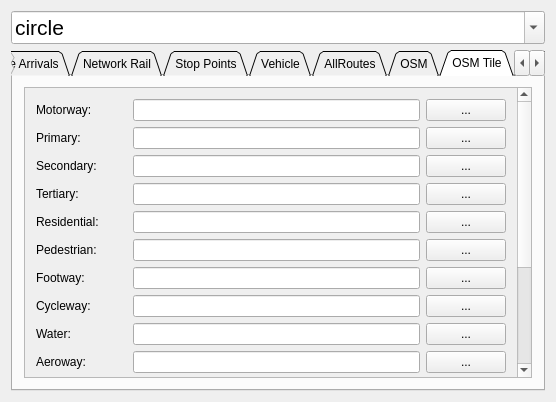
Old version of the form Widget.ui in the repository Enthusiastic-Coder/tflTest.
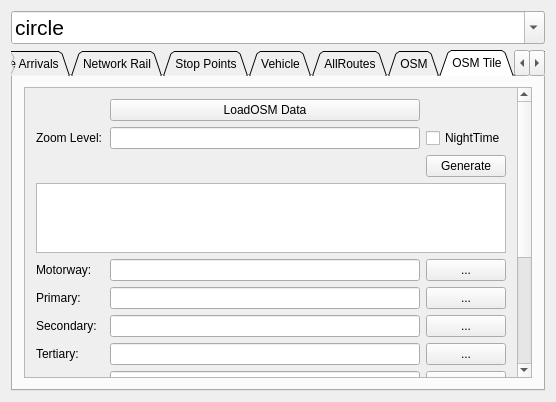
New version of the form.

The edit to the form file:
```diff
--- a/Widget.ui
+++ b/Widget.ui
@@ -694,104 +694,192 @@
           <property name="geometry">
            <rect>
             <x>0</x>
-            <y>-178</y>
+            <y>0</y>
             <width>495</width>
-            <height>479</height>
+            <height>507</height>
            </rect>
           </property>
           <layout class="QGridLayout" name="gridLayout_11">
-           <item row="12" column="1">
-            <widget class="QPushButton" name="pushButtonLoadOSMData">
+           <item row="16" column="1">
+            <widget class="QLabel" name="label_13">
              <property name="text">
-              <string>LoadOSM Data</string>
+              <string>Pedestrian:</string>
              </property>
             </widget>
            </item>
-           <item row="2" column="1">
-            <widget class="QLabel" name="label_9">
+           <item row="14" column="2">
+            <widget class="QLineEdit" name="lineEditOSMTertiaryPath"/>
+           </item>
+           <item row="17" column="3">
+            <widget class="QPushButton" name="pushButtonOSMFootwayPath">
              <property name="text">
-              <string>Primary:</string>
+              <string>...</string>
              </property>
             </widget>
            </item>
-           <item row="10" column="2">
-            <widget class="QLineEdit" name="lineEditOSMAerowayPath"/>
+           <item row="15" column="2">
+            <widget class="QLineEdit" name="lineEditOSMResidentialPath"/>
            </item>
-           <item row="8" column="2">
+           <item row="21" column="2">
+            <widget class="QLineEdit" name="lineEditOSMAerorunwayPath"/>
+           </item>
+           <item row="13" column="3">
+            <widget class="QPushButton" name="pushButtonOSMSecondaryPath">
+             <property name="text">
+              <string>...</string>
+             </property>
+            </widget>
+           </item>
+           <item row="18" column="1">
+            <widget class="QLabel" name="label_15">
+             <property name="text">
+              <string>Cycleway:</string>
+             </property>
+            </widget>
+           </item>
+           <item row="15" column="1">
+            <widget class="QLabel" name="label_12">
+             <property name="text">
+              <string>Residential:</string>
+             </property>
+            </widget>
+           </item>
+           <item row="14" column="1">
+            <widget class="QLabel" name="label_11">
+             <property name="text">
+              <string>Tertiary:</string>
+             </property>
+            </widget>
+           </item>
+           <item row="11" column="3">
+            <widget class="QPushButton" name="pushButtonOSMMotorwayPath">
+             <property name="text">
+              <string>...</string>
+             </property>
+             <property name="flat">
+              <bool>false</bool>
+             </property>
+            </widget>
+           </item>
+           <item row="16" column="2">
+            <widget class="QLineEdit" name="lineEditOSMPedestrianPath"/>
+           </item>
+           <item row="19" column="2">
+            <widget class="QLineEdit" name="lineEditOSMWaterPath"/>
+           </item>
+           <item row="13" column="1">
+            <widget class="QLabel" name="label_10">
+             <property name="text">
+              <string>Secondary:</string>
+             </property>
+            </widget>
+           </item>
+           <item row="18" column="2">
             <widget class="QLineEdit" name="lineEditOSMCyclewayPath"/>
            </item>
-           <item row="2" column="3">
-            <widget class="QPushButton" name="pushButtonOSMPrimaryPath">
-             <property name="text">
-              <string>...</string>
-             </property>
-            </widget>
-           </item>
-           <item row="7" column="2">
+           <item row="17" column="2">
             <widget class="QLineEdit" name="lineEditOSMFootwayPath"/>
            </item>
+           <item row="20" column="2">
+            <widget class="QLineEdit" name="lineEditOSMAerowayPath"/>
+           </item>
+           <item row="12" column="3">
+            <widget class="QPushButton" name="pushButtonOSMPrimaryPath">
+             <property name="text">
+              <string>...</string>
+             </property>
+            </widget>
+           </item>
            <item row="2" column="2">
-            <widget class="QLineEdit" name="lineEditOSMPrimaryPath"/>
+            <widget class="QPushButton" name="pushButtonLoadOSMData">
+             <property name="text">
+              <string>LoadOSM Data</string>
+             </property>
+            </widget>
            </item>
-           <item row="7" column="3">
-            <widget class="QPushButton" name="pushButtonOSMFootwayPath">
+           <item row="20" column="3">
+            <widget class="QPushButton" name="pushButtonOSMAerowayPath">
              <property name="text">
               <string>...</string>
              </property>
             </widget>
            </item>
+           <item row="19" column="3">
+            <widget class="QPushButton" name="pushButtonOSMWaterPath">
+             <property name="text">
+              <string>...</string>
+             </property>
+            </widget>
+           </item>
+           <item row="21" column="1">
+            <widget class="QLabel" name="label_18">
+             <property name="text">
+              <string>Aerorunway:</string>
+             </property>
+            </widget>
+           </item>
+           <item row="20" column="1">
+            <widget class="QLabel" name="label_17">
+             <property name="text">
+              <string>Aeroway:</string>
+             </property>
+            </widget>
+           </item>
            <item row="13" column="2">
-            <widget class="QLineEdit" name="lineEdit"/>
+            <widget class="QLineEdit" name="lineEditOSMSecondaryPath"/>
            </item>
-           <item row="4" column="3">
-            <widget class="QPushButton" name="pushButtonOSMTertiaryPath">
+           <item row="12" column="1">
+            <widget class="QLabel" name="label_9">
+             <property name="text">
+              <string>Primary:</string>
+             </property>
+            </widget>
+           </item>
+           <item row="21" column="3">
+            <widget class="QPushButton" name="pushButtonOSMAeroRunwayPath">
              <property name="text">
               <string>...</string>
              </property>
             </widget>
            </item>
-           <item row="0" column="1">
+           <item row="11" column="1">
             <widget class="QLabel" name="label_8">
              <property name="text">
               <string>Motorway:</string>
              </property>
             </widget>
            </item>
+           <item row="19" column="1">
+            <widget class="QLabel" name="label_16">
+             <property name="text">
+              <string>Water:</string>
+             </property>
+            </widget>
+           </item>
            <item row="3" column="2">
-            <widget class="QLineEdit" name="lineEditOSMSecondaryPath"/>
+            <widget class="QLineEdit" name="lineEditOSMZoomLevel"/>
            </item>
-           <item row="11" column="1">
-            <widget class="QLabel" name="label_18">
-             <property name="text">
-              <string>Aerorunway:</string>
-             </property>
-            </widget>
+           <item row="8" column="1" colspan="3">
+            <widget class="QTextEdit" name="textEditOSMLoadDebug"/>
            </item>
-           <item row="6" column="1">
-            <widget class="QLabel" name="label_13">
-             <property name="text">
-              <string>Pedestrian:</string>
-             </property>
-            </widget>
+           <item row="12" column="2">
+            <widget class="QLineEdit" name="lineEditOSMPrimaryPath"/>
            </item>
-           <item row="5" column="1">
-            <widget class="QLabel" name="label_12">
+           <item row="14" column="3">
+            <widget class="QPushButton" name="pushButtonOSMTertiaryPath">
              <property name="text">
-              <string>Residential:</string>
+              <string>...</string>
              </property>
             </widget>
            </item>
-           <item row="6" column="2">
-            <widget class="QLineEdit" name="lineEditOSMPedestrianPath"/>
-           </item>
-           <item row="6" column="3">
+           <item row="16" column="3">
             <widget class="QPushButton" name="pushButtonOSMPedestrianPath">
              <property name="text">
               <string>...</string>
              </property>
             </widget>
            </item>
-           <item row="8" column="3">
+           <item row="18" column="3">
             <widget class="QPushButton" name="pushButtonOSMCyclePath">
              <property name="text">
               <string>...</string>
@@ -799,120 +887,42 @@
             </widget>
            </item>
            <item row="11" column="2">
-            <widget class="QLineEdit" name="lineEditOSMAerorunwayPath"/>
+            <widget class="QLineEdit" name="lineEditOSMMotorwayPath"/>
            </item>
-           <item row="5" column="3">
-            <widget class="QPushButton" name="pushButtonOSMResidentialPath">
-             <property name="text">
-              <string>...</string>
-             </property>
-            </widget>
-           </item>
-           <item row="9" column="2">
-            <widget class="QLineEdit" name="lineEditOSMWaterPath"/>
-           </item>
-           <item row="7" column="1">
+           <item row="17" column="1">
             <widget class="QLabel" name="label_14">
              <property name="text">
               <string>Footway:</string>
              </property>
             </widget>
            </item>
-           <item row="8" column="1">
-            <widget class="QLabel" name="label_15">
-             <property name="text">
-              <string>Cycleway:</string>
-             </property>
-            </widget>
-           </item>
-           <item row="10" column="3">
-            <widget class="QPushButton" name="pushButtonOSMAerowayPath">
-             <property name="text">
-              <string>...</string>
-             </property>
-            </widget>
-           </item>
-           <item row="10" column="1">
-            <widget class="QLabel" name="label_17">
-             <property name="text">
-              <string>Aeroway:</string>
-             </property>
-            </widget>
-           </item>
-           <item row="3" column="3">
-            <widget class="QPushButton" name="pushButtonOSMSecondaryPath">
-             <property name="text">
-              <string>...</string>
-             </property>
-            </widget>
-           </item>
            <item row="3" column="1">
-            <widget class="QLabel" name="label_10">
-             <property name="text">
-              <string>Secondary:</string>
-             </property>
-            </widget>
-           </item>
-           <item row="5" column="2">
-            <widget class="QLineEdit" name="lineEditOSMResidentialPath"/>
-           </item>
-           <item row="11" column="3">
-            <widget class="QPushButton" name="pushButtonOSMAeroRunwayPath">
-             <property name="text">
-              <string>...</string>
-             </property>
-            </widget>
-           </item>
-           <item row="4" column="1">
-            <widget class="QLabel" name="label_11">
-             <property name="text">
-              <string>Tertiary:</string>
-             </property>
-            </widget>
-           </item>
-           <item row="13" column="1">
             <widget class="QLabel" name="label_7">
              <property name="text">
               <string>Zoom Level:</string>
              </property>
             </widget>
            </item>
-           <item row="0" column="2">
-            <widget class="QLineEdit" name="lineEditOSMMotorwayPath"/>
-           </item>
-           <item row="9" column="1">
-            <widget class="QLabel" name="label_16">
+           <item row="15" column="3">
+            <widget class="QPushButton" name="pushButtonOSMResidentialPath">
              <property name="text">
-              <string>Water:</string>
-             </property>
-            </widget>
-           </item>
-           <item row="4" column="2">
-            <widget class="QLineEdit" name="lineEditOSMTertiaryPath"/>
-           </item>
-           <item row="9" column="3">
-            <widget class="QPushButton" name="pushButtonOSMWaterPath">
-             <property name="text">
               <string>...</string>
              </property>
             </widget>
            </item>
-           <item row="0" column="3">
-            <widget class="QPushButton" name="pushButtonOSMMotorwayPath">
-             <property name="text">
-              <string>...</string>
-             </property>
-            </widget>
-           </item>
-           <item row="13" column="3">
+           <item row="4" column="3">
             <widget class="QPushButton" name="pushButtonGenerateOSMTile">
              <property name="text">
               <string>Generate</string>
              </property>
             </widget>
            </item>
-           <item row="14" column="1" colspan="3">
-            <widget class="QTextEdit" name="textEditOSMLoadDebug"/>
+           <item row="3" column="3">
+            <widget class="QCheckBox" name="checkBox">
+             <property name="text">
+              <string>NightTime</string>
+             </property>
+            </widget>
            </item>
           </layout>
          </widget>
```
